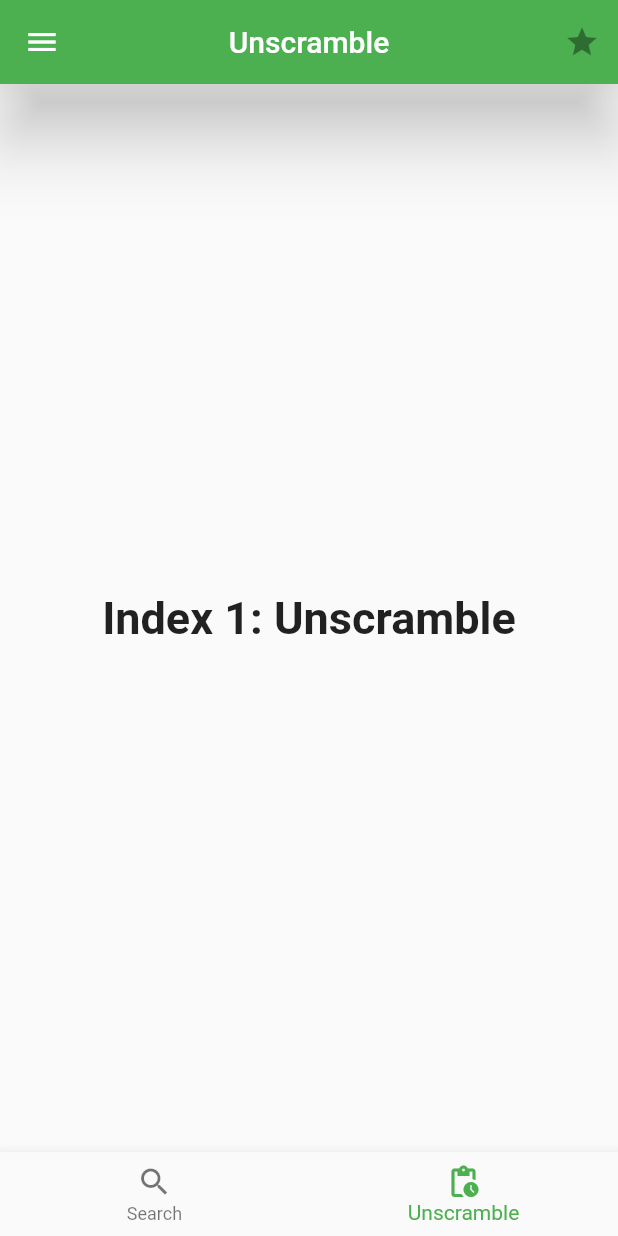
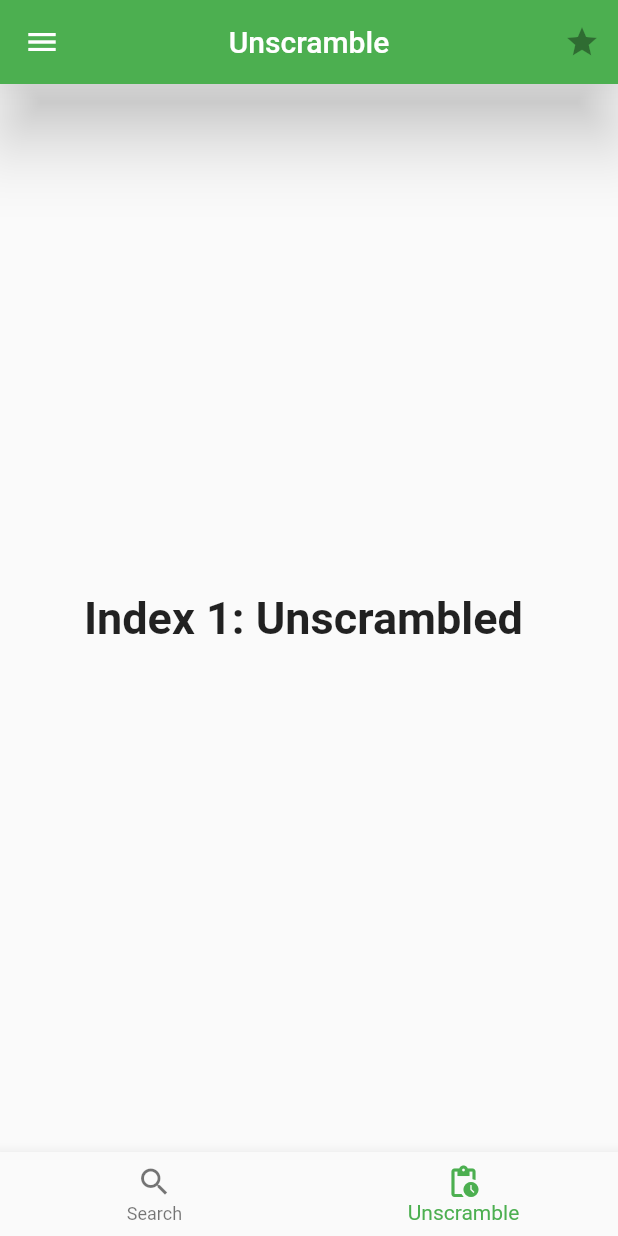
Before and after one commit to thecoder-co/unscramble-flutter, a Flutter app: the screen it shows after launch, item 2 of the bottom bar chosen, on a phone screen of 412 x 824 dp. Run offline on Flutter 3.47's test engine with Material 2 defaults, Android fonts, the phone set to English and light mode, and no system bars.

Commit message:
(chore:) code cleanup

```diff
--- a/lib/screens/home.dart
+++ b/lib/screens/home.dart
@@ -9,11 +9,6 @@ class MyHomePage extends StatefulWidget {
 
 class _MyHomePageState extends State<MyHomePage> {
   int _selectedIndex = 0;
-  static const TextStyle optionStyle = TextStyle(
-    fontSize: 30,
-    fontWeight: FontWeight.bold,
-  );
-
   String _value = '';
 
   void _onSubmit(String value) {
@@ -24,49 +19,16 @@ class _MyHomePageState extends State<MyHomePage> {
     setState(() => _value = value);
   }
 
-  List<Widget> _widgetOptions = <Widget>[
-    Container(
-      child: Center(
-        child: Column(
-          mainAxisAlignment: MainAxisAlignment.center,
-          children: [
-            Padding(
-              padding: const EdgeInsets.all(20.0),
-              child: TextField(
-                decoration: InputDecoration(
-                  hintText: 'Input Letters',
-                ),
-                autocorrect: true,
-                autofocus: false,
-                keyboardType: TextInputType.text,
-                //onSubmitted: _onSubmit,
-                //onChanged: _onChange,
-              ),
-            ),
-            SizedBox(height: 40),
-            Padding(
-              padding: const EdgeInsets.all(20.0),
-              child: Row(
-                mainAxisAlignment: MainAxisAlignment.center,
-                children: [
-                  ElevatedButton(
-                    child: Text('Unscramble'),
-                    onPressed: () {
-                      print('happy');
-                    },
-                  ),
-                ],
-              ),
-            )
-          ],
+  List<Widget> _widgetOptions() => <Widget>[
+        _OptionOne(
+          onUnscramble: () {
+            print('happy');
+            // You can do setState now
+            setState(() {});
+          },
         ),
-      ),
-    ),
-    Text(
-      'Index 1: Unscramble',
-      style: optionStyle,
-    ),
-  ];
+        _OptionTwo()
+      ];
 
   void _onItemTapped(int index) {
     setState(() {
@@ -93,7 +55,7 @@ class _MyHomePageState extends State<MyHomePage> {
         ],
       ),
       body: Center(
-        child: _widgetOptions.elementAt(_selectedIndex),
+        child: _widgetOptions().elementAt(_selectedIndex),
       ),
       bottomNavigationBar: BottomNavigationBar(
         selectedItemColor: Colors.green,
@@ -113,3 +75,67 @@ class _MyHomePageState extends State<MyHomePage> {
     );
   }
 }
+
+class _OptionOne extends StatelessWidget {
+  final Function onUnscramble;
+
+  _OptionOne({this.onUnscramble});
+
+  @override
+  Widget build(BuildContext context) {
+    return Container(
+      child: Center(
+        child: Column(
+          mainAxisAlignment: MainAxisAlignment.center,
+          children: [
+            Padding(
+              padding: const EdgeInsets.all(20.0),
+              child: TextField(
+                decoration: InputDecoration(
+                  hintText: 'Input Letters',
+                ),
+                autocorrect: true,
+                autofocus: false,
+                keyboardType: TextInputType.text,
+                //onSubmitted: _onSubmit,
+                //onChanged: _onChange,
+              ),
+            ),
+            SizedBox(height: 40),
+            Padding(
+              padding: const EdgeInsets.all(20.0),
+              child: Row(
+                mainAxisAlignment: MainAxisAlignment.center,
+                children: [
+                  ElevatedButton(
+                    child: Text('Unscramble'),
+                    onPressed: () => onUnscramble(),
+                  ),
+                ],
+              ),
+            )
+          ],
+        ),
+      ),
+    );
+  }
+}
+
+class _OptionTwo extends StatelessWidget {
+  final String value;
+
+  _OptionTwo({this.value = ''});
+
+  static const TextStyle optionStyle = TextStyle(
+    fontSize: 30,
+    fontWeight: FontWeight.bold,
+  );
+
+  @override
+  Widget build(BuildContext context) {
+    return Text(
+      'Index 1: Unscrambled $value',
+      style: optionStyle,
+    );
+  }
+}
```
Also changed, not shown: 3 other files.
